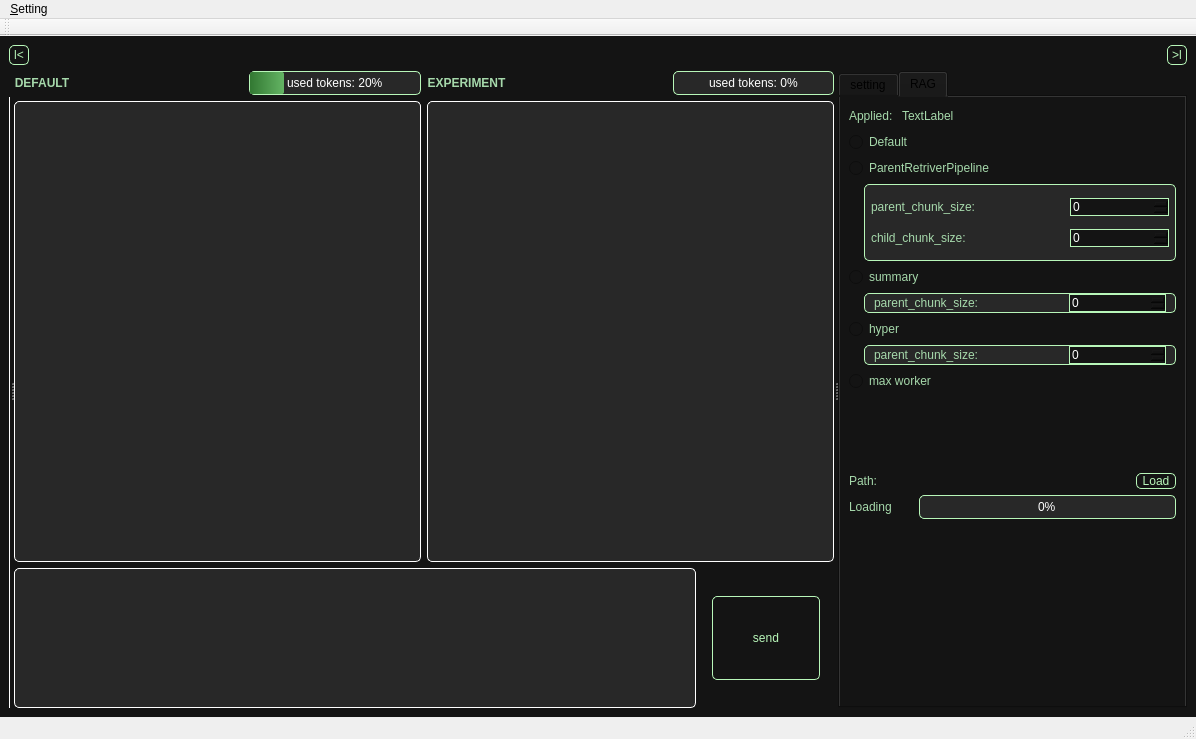
Qt form projects/pj3(LLM_compared_v1.0.1)/ui/mainwindow.ui (EagerBeaverLee/Vision_AI_RnD_team) before a commit.
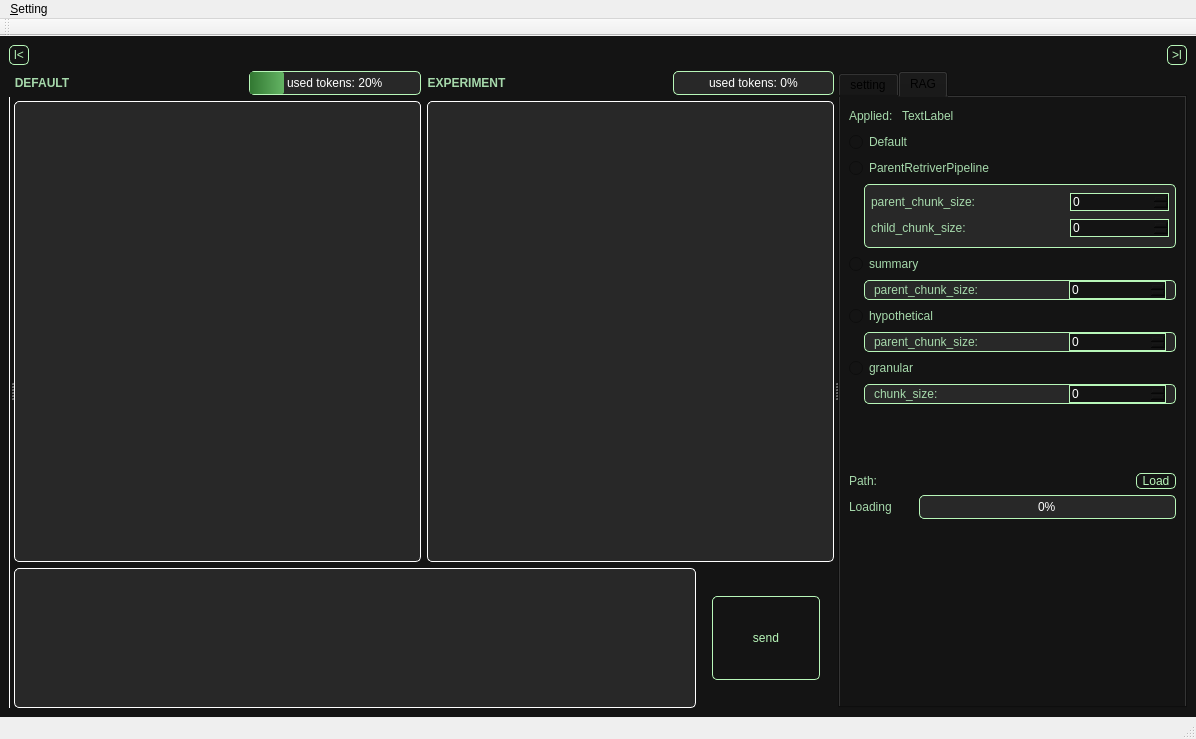
The same form after that commit.

What changed in the file:
```diff
--- a/projects/pj3(LLM_compared_v1.0.1)/ui/mainwindow.ui
+++ b/projects/pj3(LLM_compared_v1.0.1)/ui/mainwindow.ui
@@ -359,7 +359,7 @@
         </item>
        </layout>
       </widget>
-      <widget class="QWidget" name="">
+      <widget class="QWidget" name="layoutWidget">
        <layout class="QVBoxLayout" name="verticalLayout_7" stretch="7,2">
         <item>
          <layout class="QHBoxLayout" name="horizontalLayout_9" stretch="1,1">
@@ -913,9 +913,9 @@
         <attribute name="title">
          <string>RAG</string>
         </attribute>
-        <layout class="QVBoxLayout" name="verticalLayout_12">
+        <layout class="QVBoxLayout" name="verticalLayout_13">
          <item>
-          <layout class="QVBoxLayout" name="verticalLayout_11">
+          <layout class="QVBoxLayout" name="verticalLayout_12">
            <item>
             <layout class="QHBoxLayout" name="horizontalLayout_17">
              <item>
@@ -1053,6 +1053,12 @@
 	color: White;
 }</string>
                     </property>
+                    <property name="maximum">
+                     <number>100000</number>
+                    </property>
+                    <property name="singleStep">
+                     <number>10</number>
+                    </property>
                    </widget>
                   </item>
                  </layout>
@@ -1081,6 +1087,12 @@
 	color: White;
 }</string>
                     </property>
+                    <property name="maximum">
+                     <number>100000</number>
+                    </property>
+                    <property name="singleStep">
+                     <number>10</number>
+                    </property>
                    </widget>
                   </item>
                  </layout>
@@ -1168,6 +1180,12 @@
 	color: White;
 }</string>
                     </property>
+                    <property name="maximum">
+                     <number>100000</number>
+                    </property>
+                    <property name="singleStep">
+                     <number>10</number>
+                    </property>
                    </widget>
                   </item>
                  </layout>
@@ -1178,14 +1196,14 @@
             </layout>
            </item>
            <item>
-            <widget class="QRadioButton" name="hyper_retriever">
+            <widget class="QRadioButton" name="hypothetical_retriever">
              <property name="styleSheet">
               <string notr="true">QRadioButton {
     color: rgb(166, 217, 171);
 }</string>
              </property>
              <property name="text">
-              <string>hyper</string>
+              <string>hypothetical</string>
              </property>
             </widget>
            </item>
@@ -1255,6 +1273,12 @@
 	color: White;
 }</string>
                     </property>
+                    <property name="maximum">
+                     <number>100000</number>
+                    </property>
+                    <property name="singleStep">
+                     <number>10</number>
+                    </property>
                    </widget>
                   </item>
                  </layout>
@@ -1265,17 +1289,98 @@
             </layout>
            </item>
            <item>
-            <widget class="QRadioButton" name="max_retriever">
+            <widget class="QRadioButton" name="granular_retriever">
              <property name="styleSheet">
               <string notr="true">QRadioButton {
     color: rgb(166, 217, 171);
 }</string>
              </property>
              <property name="text">
-              <string>max worker</string>
+              <string>granular</string>
              </property>
             </widget>
            </item>
+           <item>
+            <layout class="QHBoxLayout" name="horizontalLayout_18" stretch="1,21">
+             <item>
+              <spacer name="horizontalSpacer_11">
+               <property name="orientation">
+                <enum>Qt::Horizontal</enum>
+               </property>
+               <property name="sizeHint" stdset="0">
+                <size>
+                 <width>40</width>
+                 <height>20</height>
+                </size>
+               </property>
+              </spacer>
+             </item>
+             <item>
+              <widget class="QGroupBox" name="groupBox_4">
+               <property name="styleSheet">
+                <string notr="true">QGroupBox {
+	border: 1px solid rgb(184, 247, 185);
+	border-radius: 5px;
+	background-color: rgb(40, 40, 40);
+	text-align: center;
+	color: White;
+}</string>
+               </property>
+               <property name="title">
+                <string/>
+               </property>
+               <property name="alignment">
+                <set>Qt::AlignLeading|Qt::AlignLeft|Qt::AlignTop</set>
+               </property>
+               <layout class="QVBoxLayout" name="verticalLayout_11">
+                <property name="spacing">
+                 <number>0</number>
+                </property>
+                <property name="topMargin">
+                 <number>0</number>
+                </property>
+                <property name="bottomMargin">
+                 <number>0</number>
+                </property>
+                <item>
+                 <layout class="QHBoxLayout" name="horizontalLayout_19" stretch="6,3">
+                  <item>
+                   <widget class="QLabel" name="label_13">
+                    <property name="styleSheet">
+                     <string notr="true">QLabel {
+    color: rgb(166, 217, 171);
+	background-color: rgb(40, 40, 40);
+}</string>
+                    </property>
+                    <property name="text">
+                     <string>chunk_size:</string>
+                    </property>
+                   </widget>
+                  </item>
+                  <item>
+                   <widget class="QSpinBox" name="hyper_parent_chunk_size_2">
+                    <property name="styleSheet">
+                     <string notr="true">QSpinBox {
+	border: 1px solid rgb(184, 247, 185);
+	text-align: center;
+	color: White;
+}</string>
+                    </property>
+                    <property name="maximum">
+                     <number>100000</number>
+                    </property>
+                    <property name="singleStep">
+                     <number>10</number>
+                    </property>
+                   </widget>
+                  </item>
+                 </layout>
+                </item>
+               </layout>
+              </widget>
+             </item>
+            </layout>
+           </item>
            <item>
             <spacer name="verticalSpacer_5">
              <property name="orientation">
```
